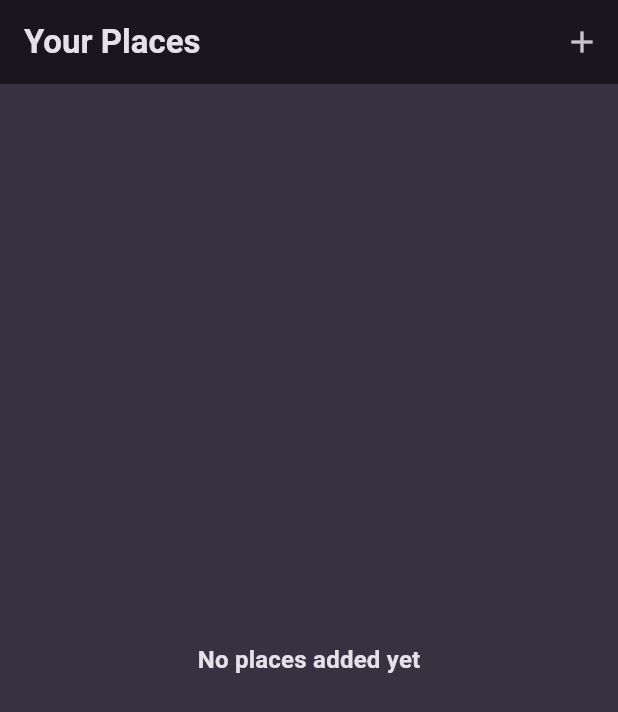
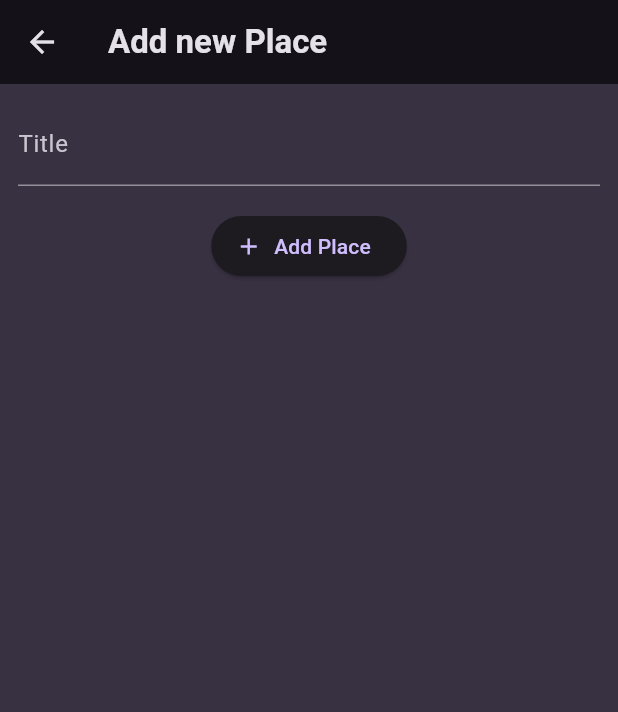
Before and after one commit to nilaybesli/favorite_places, a Flutter app: the screen it shows after launch, after a tap on the "add" icon, on a phone screen of 412 x 824 dp. Shown: the top 712 px of the screen. Run offline on Flutter 3.47's test engine with Material 3 defaults, Android fonts, the phone set to English and light mode, and no system bars; our stand-ins replace google_fonts.

Commit message:
add place screen

```diff
--- a/lib/screens/add_place.dart
+++ b/lib/screens/add_place.dart
@@ -1,7 +1,20 @@
 import 'package:flutter/material.dart';
 
-class AddPlace extends StatelessWidget {
-  const AddPlace({super.key});
+class AddPlaceScreen extends StatefulWidget {
+  const AddPlaceScreen({super.key});
+
+  @override
+  State<AddPlaceScreen> createState() => _AddPlaceScreenState();
+}
+
+class _AddPlaceScreenState extends State<AddPlaceScreen> {
+  final _titleController = TextEditingController();
+
+  @override
+  void dispose() {
+    _titleController.dispose();
+    super.dispose();
+  }
 
   @override
   Widget build(BuildContext context) {
@@ -9,27 +22,29 @@ class AddPlace extends StatelessWidget {
         appBar: AppBar(
           title: const Text("Add new Place"),
         ),
-        body: Column(
-          crossAxisAlignment: CrossAxisAlignment.center,
+        body: SingleChildScrollView(
+          padding: const EdgeInsets.all(12),
+          child: Column(
             children: [
-            const TextField(
-
-              decoration: InputDecoration(label: Text("Title")),
+              TextField(
+                decoration: const InputDecoration(
+                  labelText: "Title",
+                ),
+                controller: _titleController,
+                style: TextStyle(
+                  color: Theme.of(context).colorScheme.onBackground,
+                ),
               ),
               const SizedBox(
-              height: 8,
+                height: 16,
               ),
-            ElevatedButton(
-
-
+              ElevatedButton.icon(
+                icon: const Icon(Icons.add),
+                label: const Text("Add Place"),
                 onPressed: () {},
-              child: const Row(
-                mainAxisAlignment: MainAxisAlignment.center,
-                children: [
-                  Icon(Icons.add), Text("Add Place")],
-              ),
               )
             ],
+          ),
         ));
   }
 }
--- a/lib/screens/places.dart
+++ b/lib/screens/places.dart
@@ -1,10 +1,9 @@
+import 'package:favorite_places/screens/add_place.dart';
 import 'package:favorite_places/widgets/places_list.dart';
 import 'package:flutter/material.dart';
 
 class PlacesListScreen extends StatelessWidget {
   const PlacesListScreen({super.key});
-
-
 
   @override
   Widget build(BuildContext context) {
@@ -13,10 +12,18 @@ class PlacesListScreen extends StatelessWidget {
         title: const Text('Your Places'),
         backgroundColor: Colors.black54,
         actions: [
-          IconButton(onPressed: () {}, icon: const Icon(Icons.add))
+          IconButton(
+              onPressed: () {
+                Navigator.of(context).push(
+                  MaterialPageRoute(
+                    builder: (ctx) => const AddPlaceScreen(),
+                  ),
+                );
+              },
+              icon: const Icon(Icons.add))
         ],
       ),
-      body: PlacesList(places: []),
+      body: const PlacesList(places: []),
     );
   }
 }
```
Lines whose indentation alone changed are shown as unchanged.
